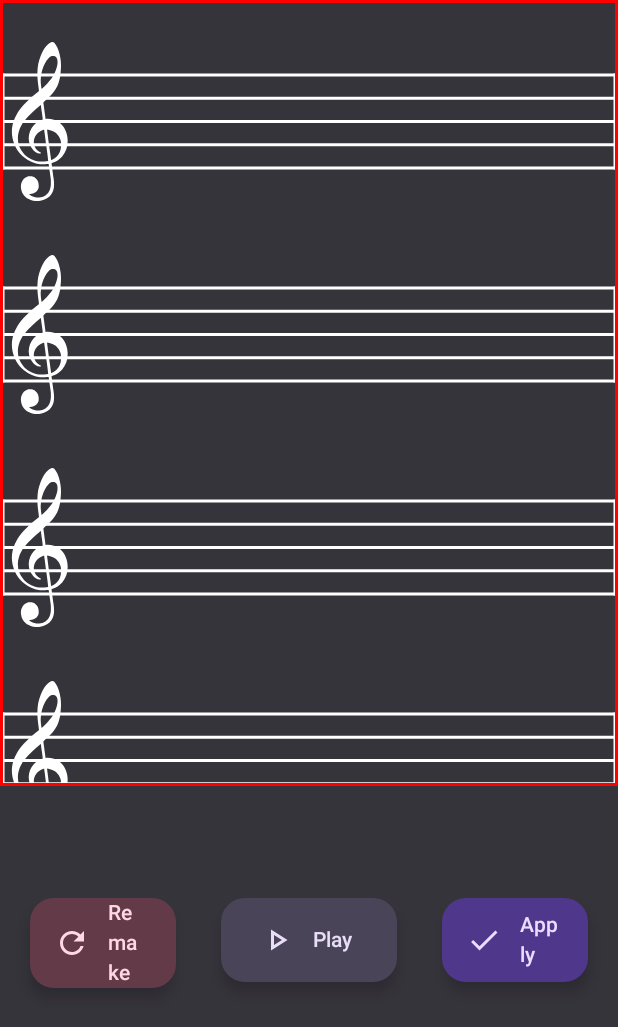
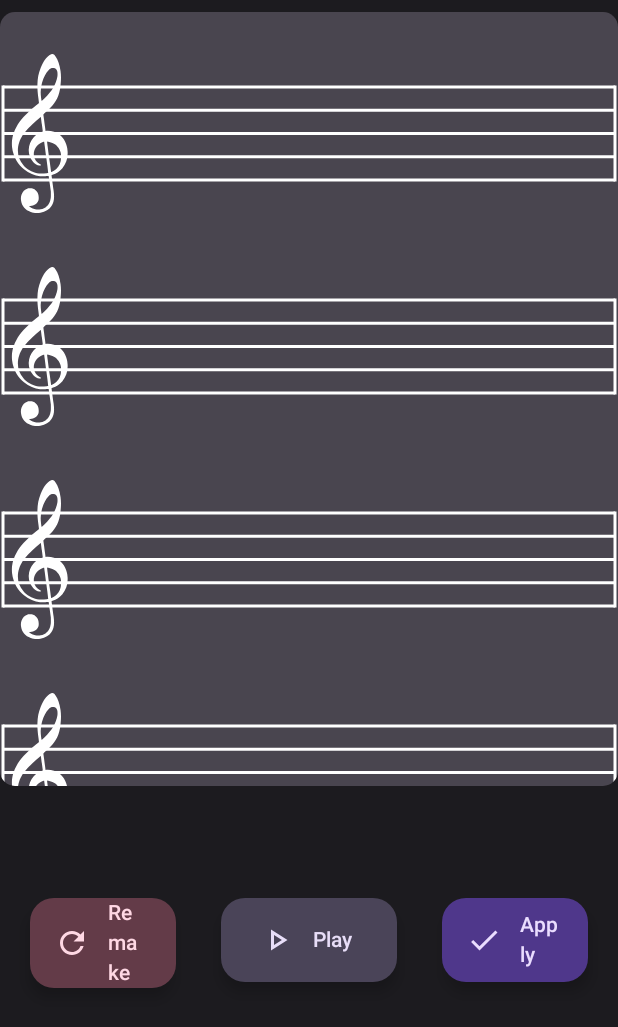
Before and after one commit to grompogrom/Euphonia, an Android app built with Jetpack Compose: the PianoFragment screen opened through its navigation route, after a tap on "Record", on a phone screen of 412 x 824 dp. Shown: the top 1027 px of the screen. Run offline under Robolectric (Android 15) with nearby library versions, the phone set to English and light mode, and no system bars; our stand-ins replace navigation-ui; libraries missing offline, so code that uses them is left out: com.leff.midi; pictures from the network do not load.

Commit message:
add piano ui fix

```diff
--- a/app/src/main/java/com/euphoiniateam/euphonia/data/repos/NotesRepositoryImpl.kt
+++ b/app/src/main/java/com/euphoiniateam/euphonia/data/repos/NotesRepositoryImpl.kt
@@ -5,9 +5,9 @@ import android.net.Uri
 import android.util.Log
 import com.euphoiniateam.euphonia.domain.models.Note
 import com.euphoiniateam.euphonia.domain.repos.NotesRepository
+import java.math.RoundingMode
 import jp.kshoji.javax.sound.midi.MidiSystem
 import jp.kshoji.javax.sound.midi.ShortMessage
-import java.math.RoundingMode
 
 class NotesRepositoryImpl(private val context: Context) : NotesRepository {
 
--- a/app/src/main/java/com/euphoiniateam/euphonia/ui/creation/StaveView.kt
+++ b/app/src/main/java/com/euphoiniateam/euphonia/ui/creation/StaveView.kt
@@ -2,9 +2,7 @@ package com.euphoiniateam.euphonia.ui.creation
 
 import android.annotation.SuppressLint
 import android.util.Log
-import androidx.compose.foundation.BorderStroke
 import androidx.compose.foundation.Canvas
-import androidx.compose.foundation.border
 import androidx.compose.foundation.gestures.Orientation
 import androidx.compose.foundation.gestures.rememberScrollableState
 import androidx.compose.foundation.gestures.scrollable
@@ -57,7 +55,6 @@ fun StaveView(
     Canvas(
         modifier = modifier
             .fillMaxSize()
-            .border(BorderStroke(2.dp, Color.Red))
             .scrollable(
                 orientation = Orientation.Vertical,
                 state = rememberScrollableState { delta ->
--- a/app/src/main/java/com/euphoiniateam/euphonia/ui/piano/PianoFragment.kt
+++ b/app/src/main/java/com/euphoiniateam/euphonia/ui/piano/PianoFragment.kt
@@ -1,8 +1,8 @@
 package com.euphoiniateam.euphonia.ui.piano
 
 import android.annotation.SuppressLint
+import android.content.pm.ActivityInfo
 import android.graphics.drawable.ColorDrawable
-import android.content.pm.ActivityInfo
 import android.media.SoundPool
 import android.os.Bundle
 import android.util.Log
@@ -13,21 +13,20 @@ import android.view.View
 import android.view.ViewGroup
 import android.widget.Button
 import android.widget.LinearLayout
-import androidx.compose.foundation.layout.height
+import androidx.compose.foundation.layout.padding
+import androidx.compose.foundation.shape.RoundedCornerShape
 import androidx.compose.material3.MaterialTheme
+import androidx.compose.material3.Surface
 import androidx.compose.material3.darkColorScheme
 import androidx.compose.ui.Modifier
+import androidx.compose.ui.draw.clip
 import androidx.compose.ui.platform.ViewCompositionStrategy
 import androidx.compose.ui.unit.dp
 import androidx.constraintlayout.widget.ConstraintLayout
 import androidx.fragment.app.Fragment
 import androidx.fragment.app.viewModels
-import androidx.lifecycle.ViewModelProvider
-import androidx.navigation.findNavController
 import com.euphoiniateam.euphonia.R
-import com.euphoiniateam.euphonia.databinding.FragmentHomeBinding
 import com.euphoiniateam.euphonia.databinding.FragmentPianoBinding
-import com.euphoiniateam.euphonia.databinding.PianoBinding
 import com.euphoiniateam.euphonia.ui.creation.StaveConfig
 import com.euphoiniateam.euphonia.ui.creation.StaveView
 import com.leff.midi.MidiFile
@@ -106,7 +105,8 @@ class PianoFragment : Fragment() {
                                     1.0f
                                 )
                             }
-                            if (viewModel.screenState.recordingState == PianoState.RECORDING) recordData.add(
+                            if (viewModel.screenState.recordingState == PianoState.RECORDING)
+                                recordData.add(
                                     PianoPlayer(-1L, System.currentTimeMillis(), x, i)
                                 )
                             true
@@ -158,7 +158,6 @@ class PianoFragment : Fragment() {
         return binding!!.root
     }
 
-
     private fun initOverlay() {
         binding?.overviewComposeView?.apply {
             setViewCompositionStrategy(ViewCompositionStrategy.DisposeOnViewTreeLifecycleDestroyed)
@@ -171,7 +170,8 @@ class PianoFragment : Fragment() {
                         onExitClick = { viewModel.exit() },
                         onRecordClick = {
                             showRecordResult()
-                            viewModel.startRecord() },
+                            viewModel.startRecord()
+                        },
                         onStopRecordClick = { viewModel.stopRecord() },
                         modifier = Modifier
                     )
@@ -190,7 +190,8 @@ class PianoFragment : Fragment() {
                     ButtonSection(
                         onPlayClick = { /*TODO*/ },
                         onApplyClick = { /*TODO*/ },
-                        onRemakeClick = { showPiano()})
+                        onRemakeClick = { showPiano() }
+                    )
                 }
             }
         }
@@ -203,27 +204,35 @@ class PianoFragment : Fragment() {
                 MaterialTheme(
                     colorScheme = darkColorScheme()
                 ) {
-                    StaveView(state = StaveConfig())
+                    Surface(
+                        color = MaterialTheme.colorScheme.surfaceVariant,
+                        modifier = Modifier
+                            .padding(top = 8.dp)
+                            .clip(RoundedCornerShape(10.dp))
+                    ) {
+                        StaveView(
+                            state = StaveConfig(),
+                        )
+                    }
                 }
             }
         }
         // TODO: init stave compose view
     }
 
-    private fun showRecordResult(){
+    private fun showRecordResult() {
         binding?.overviewComposeView?.visibility = View.GONE
         binding?.scrollView?.visibility = View.GONE
         binding?.buttonsComposeView?.visibility = View.VISIBLE
         binding?.staveComposeView?.visibility = View.VISIBLE
     }
 
-    private fun showPiano(){
+    private fun showPiano() {
         binding?.overviewComposeView?.visibility = View.VISIBLE
         binding?.scrollView?.visibility = View.VISIBLE
         binding?.buttonsComposeView?.visibility = View.GONE
         binding?.staveComposeView?.visibility = View.GONE
     }
-
 
     override fun onPause() {
         super.onPause()
--- a/app/src/main/res/layout/fragment_piano.xml
+++ b/app/src/main/res/layout/fragment_piano.xml
@@ -3,8 +3,7 @@
         android:layout_width="match_parent"
         android:layout_height="match_parent"
         xmlns:tools="http://schemas.android.com/tools"
-        android:background="#36343B"
-        android:backgroundTint="#36343B"
+        android:background="@color/md_theme_dark_background"
         android:orientation="vertical"
         tools:context=".ui.piano.PianoFragment">
 
```
Also changed, not shown: app/src/main/java/com/euphoiniateam/euphonia/ui/piano/PianoFragmentViews.kt (+3 -4 lines), app/src/main/java/com/euphoiniateam/euphonia/ui/piano/PianoViewModel.kt (+6 -10 lines). Lines whose indentation alone changed are shown as unchanged.
